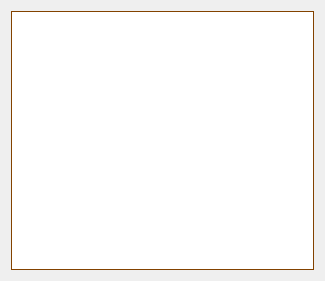
Above: SapVisual/Extras/visorconsultas.ui from gato0429/SAP before the change. Below: the same form after it.
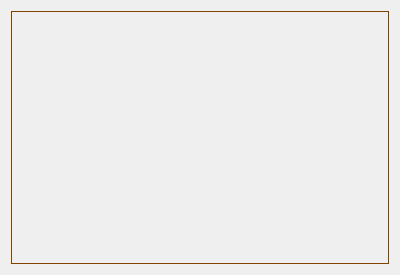
That is the form after the change. Icons and pictures are not drawn.

```diff
--- a/SapVisual/Extras/visorconsultas.ui
+++ b/SapVisual/Extras/visorconsultas.ui
@@ -6,8 +6,8 @@
    <rect>
     <x>0</x>
     <y>0</y>
-    <width>325</width>
-    <height>281</height>
+    <width>400</width>
+    <height>275</height>
    </rect>
   </property>
   <property name="font">
@@ -19,6 +19,9 @@
   <property name="windowTitle">
    <string>Form</string>
   </property>
+  <property name="styleSheet">
+   <string notr="true"/>
+  </property>
   <layout class="QHBoxLayout" name="horizontalLayout">
    <item>
     <widget class="QTableView" name="Tabla">
@@ -107,11 +110,11 @@
          </brush>
         </colorrole>
         <colorrole role="Base">
-         <brush brushstyle="SolidPattern">
+         <brush brushstyle="NoBrush">
           <color alpha="255">
-           <red>255</red>
-           <green>255</green>
-           <blue>255</blue>
+           <red>0</red>
+           <green>0</green>
+           <blue>0</blue>
           </color>
          </brush>
         </colorrole>
@@ -133,6 +136,54 @@
           </color>
          </brush>
         </colorrole>
+        <colorrole role="HighlightedText">
+         <brush brushstyle="RadialGradientPattern">
+          <gradient centralx="0.500000000000000" centraly="0.500000000000000" focalx="0.500000000000000" focaly="0.500000000000000" radius="0.500000000000000" type="RadialGradient" spread="PadSpread" coordinatemode="ObjectBoundingMode">
+           <gradientstop position="0.000000000000000">
+            <color alpha="206">
+             <red>255</red>
+             <green>235</green>
+             <blue>235</blue>
+            </color>
+           </gradientstop>
+           <gradientstop position="0.350000000000000">
+            <color alpha="80">
+             <red>255</red>
+             <green>188</green>
+             <blue>188</blue>
+            </color>
+           </gradientstop>
+           <gradientstop position="0.400000000000000">
+            <color alpha="80">
+             <red>255</red>
+             <green>162</green>
+             <blue>162</blue>
+            </color>
+           </gradientstop>
+           <gradientstop position="0.425000000000000">
+            <color alpha="156">
+             <red>255</red>
+             <green>132</green>
+             <blue>132</blue>
+            </color>
+           </gradientstop>
+           <gradientstop position="0.440000000000000">
+            <color alpha="80">
+             <red>252</red>
+             <green>128</green>
+             <blue>128</blue>
+            </color>
+           </gradientstop>
+           <gradientstop position="1.000000000000000">
+            <color alpha="0">
+             <red>255</red>
+             <green>255</green>
+             <blue>255</blue>
+            </color>
+           </gradientstop>
+          </gradient>
+         </brush>
+        </colorrole>
         <colorrole role="AlternateBase">
          <brush brushstyle="SolidPattern">
           <color alpha="255">
@@ -244,11 +295,11 @@
          </brush>
         </colorrole>
         <colorrole role="Base">
-         <brush brushstyle="SolidPattern">
+         <brush brushstyle="NoBrush">
           <color alpha="255">
-           <red>255</red>
-           <green>255</green>
-           <blue>255</blue>
+           <red>0</red>
+           <green>0</green>
+           <blue>0</blue>
           </color>
          </brush>
         </colorrole>
@@ -270,6 +321,54 @@
           </color>
          </brush>
         </colorrole>
+        <colorrole role="HighlightedText">
+         <brush brushstyle="RadialGradientPattern">
+          <gradient centralx="0.500000000000000" centraly="0.500000000000000" focalx="0.500000000000000" focaly="0.500000000000000" radius="0.500000000000000" type="RadialGradient" spread="PadSpread" coordinatemode="ObjectBoundingMode">
+           <gradientstop position="0.000000000000000">
+            <color alpha="206">
+             <red>255</red>
+             <green>235</green>
+             <blue>235</blue>
+            </color>
+           </gradientstop>
+           <gradientstop position="0.350000000000000">
+            <color alpha="80">
+             <red>255</red>
+             <green>188</green>
+             <blue>188</blue>
+            </color>
+           </gradientstop>
+           <gradientstop position="0.400000000000000">
+            <color alpha="80">
+             <red>255</red>
+             <green>162</green>
+             <blue>162</blue>
+            </color>
+           </gradientstop>
+           <gradientstop position="0.425000000000000">
+            <color alpha="156">
+             <red>255</red>
+             <green>132</green>
+             <blue>132</blue>
+            </color>
+           </gradientstop>
+           <gradientstop position="0.440000000000000">
+            <color alpha="80">
+             <red>252</red>
+             <green>128</green>
+             <blue>128</blue>
+            </color>
+           </gradientstop>
+           <gradientstop position="1.000000000000000">
+            <color alpha="0">
+             <red>255</red>
+             <green>255</green>
+             <blue>255</blue>
+            </color>
+           </gradientstop>
+          </gradient>
+         </brush>
+        </colorrole>
         <colorrole role="AlternateBase">
          <brush brushstyle="SolidPattern">
           <color alpha="255">
@@ -381,10 +480,10 @@
          </brush>
         </colorrole>
         <colorrole role="Base">
-         <brush brushstyle="SolidPattern">
+         <brush brushstyle="NoBrush">
           <color alpha="255">
-           <red>170</red>
-           <green>85</green>
+           <red>0</red>
+           <green>0</green>
            <blue>0</blue>
           </color>
          </brush>
@@ -407,6 +506,54 @@
           </color>
          </brush>
         </colorrole>
+        <colorrole role="HighlightedText">
+         <brush brushstyle="RadialGradientPattern">
+          <gradient centralx="0.500000000000000" centraly="0.500000000000000" focalx="0.500000000000000" focaly="0.500000000000000" radius="0.500000000000000" type="RadialGradient" spread="PadSpread" coordinatemode="ObjectBoundingMode">
+           <gradientstop position="0.000000000000000">
+            <color alpha="206">
+             <red>255</red>
+             <green>235</green>
+             <blue>235</blue>
+            </color>
+           </gradientstop>
+           <gradientstop position="0.350000000000000">
+            <color alpha="80">
+             <red>255</red>
+             <green>188</green>
+             <blue>188</blue>
+            </color>
+           </gradientstop>
+           <gradientstop position="0.400000000000000">
+            <color alpha="80">
+             <red>255</red>
+             <green>162</green>
+             <blue>162</blue>
+            </color>
+           </gradientstop>
+           <gradientstop position="0.425000000000000">
+            <color alpha="156">
+             <red>255</red>
+             <green>132</green>
+             <blue>132</blue>
+            </color>
+           </gradientstop>
+           <gradientstop position="0.440000000000000">
+            <color alpha="80">
+             <red>252</red>
+             <green>128</green>
+             <blue>128</blue>
+            </color>
+           </gradientstop>
+           <gradientstop position="1.000000000000000">
+            <color alpha="0">
+             <red>255</red>
+             <green>255</green>
+             <blue>255</blue>
+            </color>
+           </gradientstop>
+          </gradient>
+         </brush>
+        </colorrole>
         <colorrole role="AlternateBase">
          <brush brushstyle="SolidPattern">
           <color alpha="255">
@@ -437,6 +584,13 @@
        </disabled>
       </palette>
      </property>
+     <property name="styleSheet">
+      <string notr="true">background-image: url(:/Imagenes/fondos/madera3.jpg);
+selection-color: qradialgradient(spread:pad, cx:0.5, cy:0.5, radius:0.5, fx:0.5, fy:0.5, stop:0 rgba(255, 235, 235, 206), stop:0.35 rgba(255, 188, 188, 80), stop:0.4 rgba(255, 162, 162, 80), stop:0.425 rgba(255, 132, 132, 156), stop:0.44 rgba(252, 128, 128, 80), stop:1 rgba(255, 255, 255, 0));
+font: italic 12pt &quot;Cambria&quot;;
+border-image: url(:/Imagenes/fondos/madera1.jpg);
+gridline-color: qlineargradient(spread:pad, x1:0, y1:0, x2:1, y2:0, stop:0 rgba(255, 178, 102, 255), stop:0.55 rgba(235, 148, 61, 255), stop:0.98 rgba(0, 0, 0, 255), stop:1 rgba(0, 0, 0, 0));</string>
+     </property>
      <property name="gridStyle">
       <enum>Qt::SolidLine</enum>
      </property>
```
